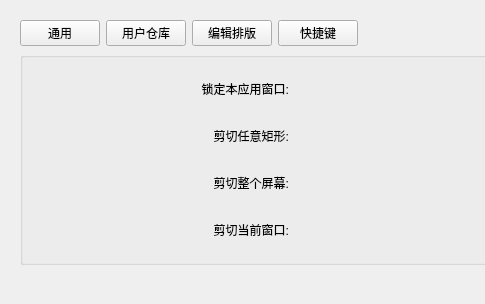
Gitnoter/Gitnoter, file views/settingdialog.ui: the form before one commit; both pictures show x 0 to 485 and y 0 to 304 of the 740 by 304 pixel window.
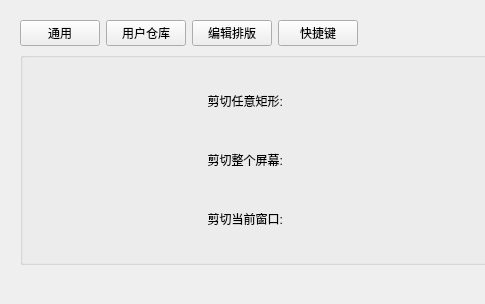
The form after the commit. Custom widgets are drawn as their Qt base class.

Patch:
```diff
--- a/views/settingdialog.ui
+++ b/views/settingdialog.ui
@@ -604,22 +604,6 @@
                <property name="spacing">
                 <number>6</number>
                </property>
-               <item>
-                <widget class="QLabel" name="label_9">
-                 <property name="maximumSize">
-                  <size>
-                   <width>16777215</width>
-                   <height>21</height>
-                  </size>
-                 </property>
-                 <property name="text">
-                  <string>锁定本应用窗口:</string>
-                 </property>
-                 <property name="alignment">
-                  <set>Qt::AlignRight|Qt::AlignTrailing|Qt::AlignVCenter</set>
-                 </property>
-                </widget>
-               </item>
                <item>
                 <widget class="QLabel" name="label_12">
                  <property name="maximumSize">
```
Left out of the diff: 7 changed lines with no effect on the pictures.
